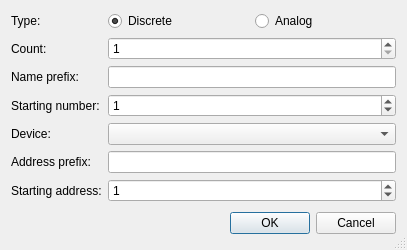
Above: modules/multi_create/qt/multi_create_dialog.ui from alexsmn/scada-client before the change. Below: the same form after it.
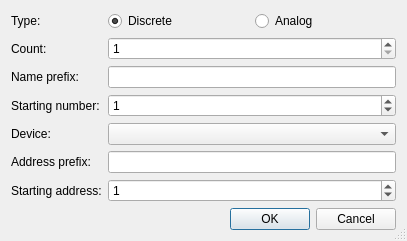
That is the form after the change.

Commit message: client: give dialogs native conventions

Diff of the .ui file:
```diff
--- a/modules/multi_create/qt/multi_create_dialog.ui
+++ b/modules/multi_create/qt/multi_create_dialog.ui
@@ -171,29 +171,12 @@
       <number>0</number>
      </property>
      <item>
-      <spacer>
+      <widget class="QDialogButtonBox" name="buttonBox">
        <property name="orientation">
         <enum>Qt::Horizontal</enum>
        </property>
-       <property name="sizeHint" stdset="0">
-        <size>
-         <width>131</width>
-         <height>31</height>
-        </size>
-       </property>
-      </spacer>
-     </item>
-     <item>
-      <widget class="QPushButton" name="okButton">
-       <property name="text">
-        <string>OK</string>
-       </property>
-      </widget>
-     </item>
-     <item>
-      <widget class="QPushButton" name="cancelButton">
-       <property name="text">
-        <string>Cancel</string>
+       <property name="standardButtons">
+        <set>QDialogButtonBox::Cancel|QDialogButtonBox::Ok</set>
        </property>
       </widget>
      </item>
```
Left out of the diff: 28 changed lines with no effect on the pictures. The commit also changes 15 other files.
